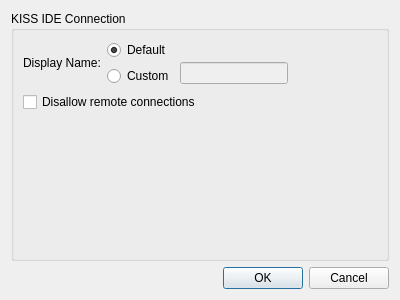
Above: ui/SettingsDialog.ui from kipr/computer before the change. Below: the same form after it.
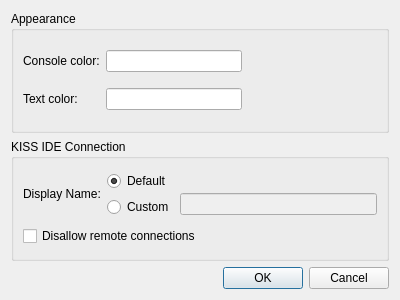
That is the form after the change. Custom widgets are drawn as their Qt base class.

Commit message: Added settings to change console and text colors

```diff
--- a/ui/SettingsDialog.ui
+++ b/ui/SettingsDialog.ui
@@ -14,13 +14,13 @@
    <string>Settings</string>
   </property>
   <layout class="QGridLayout" name="gridLayout">
-   <item row="0" column="0">
-    <widget class="QGroupBox" name="groupBox">
+   <item row="1" column="0">
+    <widget class="QGroupBox" name="connectionGroup">
      <property name="title">
       <string>KISS IDE Connection</string>
      </property>
-     <layout class="QFormLayout" name="formLayout">
-      <item row="0" column="0">
+     <layout class="QVBoxLayout" name="verticalLayout_4">
+      <item>
        <layout class="QHBoxLayout" name="horizontalLayout">
         <item>
          <widget class="QLabel" name="displayNameLabel">
@@ -79,7 +79,7 @@
         </item>
        </layout>
       </item>
-      <item row="1" column="0">
+      <item>
        <widget class="QCheckBox" name="disallowRemoteBox">
         <property name="text">
          <string>Disallow remote connections</string>
@@ -89,7 +89,7 @@
      </layout>
     </widget>
    </item>
-   <item row="1" column="0">
+   <item row="3" column="0">
     <widget class="QDialogButtonBox" name="buttonBox">
      <property name="orientation">
       <enum>Qt::Horizontal</enum>
@@ -99,8 +99,78 @@
      </property>
     </widget>
    </item>
+   <item row="0" column="0">
+    <widget class="QGroupBox" name="appearanceGroup">
+     <property name="title">
+      <string>Appearance</string>
+     </property>
+     <layout class="QGridLayout" name="gridLayout_2">
+      <item row="0" column="1">
+       <widget class="QColorBox" name="consoleColorBox">
+        <property name="toolTip">
+         <string>(double click to change)</string>
+        </property>
+       </widget>
+      </item>
+      <item row="1" column="1">
+       <widget class="QColorBox" name="textColorBox">
+        <property name="toolTip">
+         <string>(double click to change)</string>
+        </property>
+       </widget>
+      </item>
+      <item row="0" column="0">
+       <widget class="QLabel" name="consoleColorLabel">
+        <property name="text">
+         <string>Console color:</string>
+        </property>
+       </widget>
+      </item>
+      <item row="1" column="0">
+       <widget class="QLabel" name="textColorLabel">
+        <property name="text">
+         <string>Text color:</string>
+        </property>
+       </widget>
+      </item>
+      <item row="0" column="2">
+       <spacer name="horizontalSpacer">
+        <property name="orientation">
+         <enum>Qt::Horizontal</enum>
+        </property>
+        <property name="sizeHint" stdset="0">
+         <size>
+          <width>40</width>
+          <height>20</height>
+         </size>
+        </property>
+       </spacer>
+      </item>
+      <item row="1" column="2">
+       <spacer name="horizontalSpacer_2">
+        <property name="orientation">
+         <enum>Qt::Horizontal</enum>
+        </property>
+        <property name="sizeHint" stdset="0">
+         <size>
+          <width>40</width>
+          <height>20</height>
+         </size>
+        </property>
+       </spacer>
+      </item>
+     </layout>
+    </widget>
+   </item>
   </layout>
  </widget>
+ <customwidgets>
+  <customwidget>
+   <class>QColorBox</class>
+   <extends>QLineEdit</extends>
+   <header>QColorBox.h</header>
+  </customwidget>
+ </customwidgets>
  <resources/>
  <connections>
   <connection>
```
The commit also changes 6 other files.
